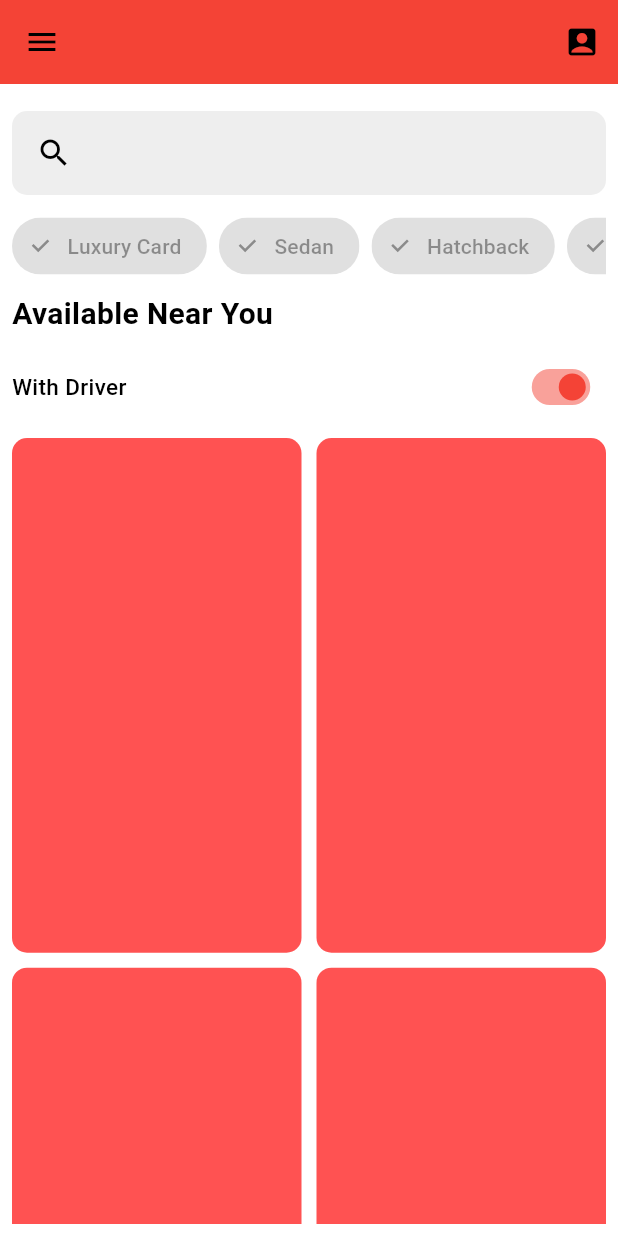
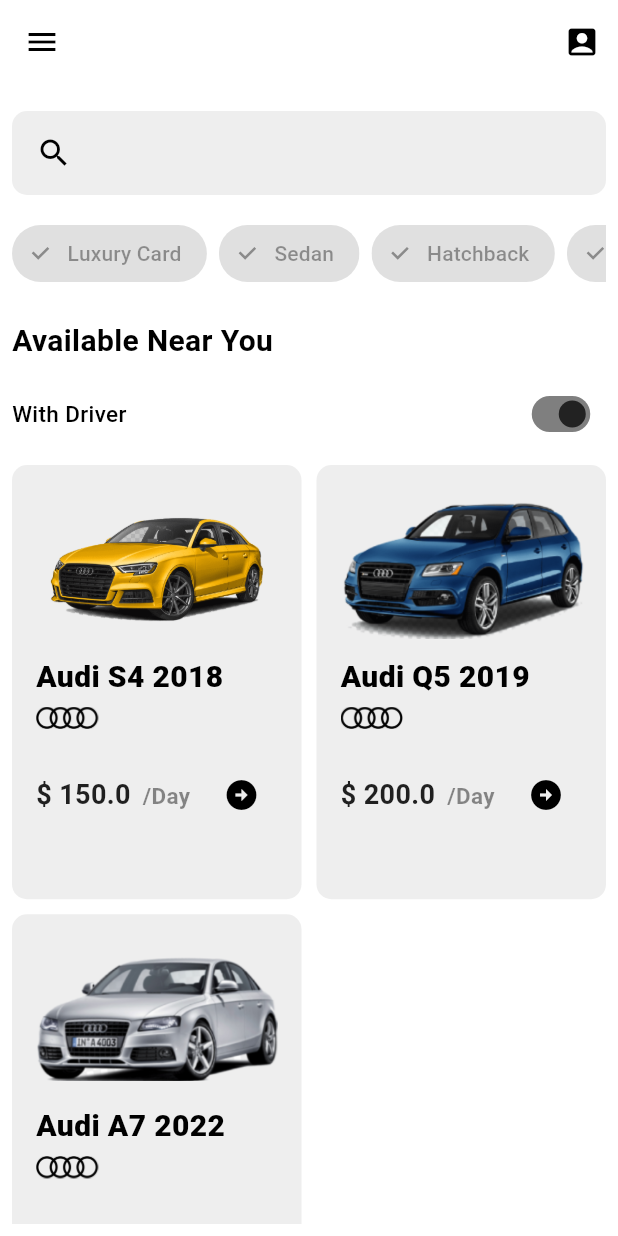
Before and after one commit to Yudhono/dummy-car-rent, a Flutter app: the screen it shows after launch, on a phone screen of 412 x 824 dp. Run offline on Flutter 3.47's test engine with Material 3 defaults, Android fonts, the phone set to English and light mode, and no system bars.

Commit message:
continue working on car cards

```diff
--- a/lib/app_view.dart
+++ b/lib/app_view.dart
@@ -1,5 +1,5 @@
 import 'package:flutter/material.dart';
-import 'package:myapp/home_screen.dart';
+import 'package:myapp/screen/home_screen.dart';
 
 class MyAppView extends StatelessWidget {
   const MyAppView({super.key});
--- /dev/null
+++ b/lib/data/carData.dart
@@ -0,0 +1,40 @@
+// data.dart
+class Car {
+  final String name;
+  final String imagePath;
+  final String logoPath;
+  final double price;
+  final String duration;
+
+  Car({
+    required this.name,
+    required this.imagePath,
+    required this.logoPath,
+    required this.price,
+    required this.duration,
+  });
+}
+
+List<Car> carData = [
+  Car(
+    name: 'Audi S4 2018',
+    imagePath: 'assets/audi-s4.png',
+    logoPath: 'assets/audi-logo.png',
+    price: 150,
+    duration: ' /Day',
+  ),
+  Car(
+    name: 'Audi Q5 2019',
+    imagePath: 'assets/audi-q5.png',
+    logoPath: 'assets/audi-logo.png',
+    price: 200,
+    duration: ' /Day',
+  ),
+  Car(
+    name: 'Audi A7 2022',
+    imagePath: 'assets/audi-a7.png',
+    logoPath: 'assets/audi-logo.png',
+    price: 250,
+    duration: ' /Day',
+  ),
+];
--- a/lib/home_screen.dart
+++ b/lib/screen/home_screen.dart
@@ -1,4 +1,6 @@
 import 'package:flutter/material.dart';
+
+import '../data/carData.dart';
 
 class HomeScreen extends StatefulWidget {
   const HomeScreen({super.key, required this.title});
@@ -88,7 +90,7 @@ class _MyHomePageState extends State<HomeScreen> {
             icon: const Icon(Icons.account_box_rounded),
           ),
         ],
-        backgroundColor: Colors.red,
+        backgroundColor: Theme.of(context).colorScheme.surface,
       ),
       body: Padding(
         padding: const EdgeInsets.all(8.0),
@@ -137,7 +139,7 @@ class _MyHomePageState extends State<HomeScreen> {
                   );
                 });
               }),
-              const SizedBox(height: 10),
+              const SizedBox(height: 15),
               SingleChildScrollView(
                 scrollDirection: Axis.horizontal,
                 child: Row(
@@ -178,7 +180,7 @@ class _MyHomePageState extends State<HomeScreen> {
                   ],
                 ),
               ),
-              const SizedBox(height: 7),
+              const SizedBox(height: 20),
               const Align(
                 alignment: Alignment.centerLeft,
                 child: Text(
@@ -204,7 +206,7 @@ class _MyHomePageState extends State<HomeScreen> {
                     scale: 0.75, // Adjust the scale factor as needed
                     child: Switch(
                       value: light,
-                      activeColor: Colors.red,
+                      activeColor: Colors.black87,
                       onChanged: (bool value) {
                         setState(() {
                           light = value;
@@ -217,17 +219,86 @@ class _MyHomePageState extends State<HomeScreen> {
               const SizedBox(height: 10),
               Expanded(
                 child: GridView.builder(
-                  itemCount: 8,
+                  itemCount: carData.length,
                   gridDelegate: const SliverGridDelegateWithFixedCrossAxisCount(
                       crossAxisCount: 2,
                       crossAxisSpacing: 10,
                       mainAxisSpacing: 10,
-                      childAspectRatio: 9 / 16),
+                      childAspectRatio: 4 / 6),
                   itemBuilder: (context, index) {
+                    final car = carData[index];
                     return Material(
-                      color: Colors.redAccent,
+                      color: Colors.grey.shade200,
                       shape: RoundedRectangleBorder(
                         borderRadius: BorderRadius.circular(10),
+                      ),
+                      child: Column(
+                        crossAxisAlignment: CrossAxisAlignment.start,
+                        children: [
+                          const SizedBox(height: 20),
+                          SizedBox(
+                            height: 100,
+                            width: double.infinity,
+                            child: Row(
+                              mainAxisAlignment: MainAxisAlignment.center,
+                              children: [
+                                Image.asset(
+                                  car.imagePath,
+                                  scale: 2.8,
+                                ),
+                              ],
+                            ),
+                          ),
+                          Padding(
+                            padding: const EdgeInsets.symmetric(
+                                horizontal: 16.0, vertical: 7.0),
+                            child: Column(
+                              crossAxisAlignment: CrossAxisAlignment.start,
+                              children: [
+                                // const SizedBox(height: 10),
+                                Text(
+                                  car.name,
+                                  style: const TextStyle(
+                                      color: Colors.black,
+                                      fontSize: 20,
+                                      fontWeight: FontWeight.w900),
+                                ),
+                                const SizedBox(height: 5),
+                                Image.asset(car.logoPath, scale: 12),
+                                const SizedBox(height: 20),
+                                Row(
+                                  mainAxisAlignment:
+                                      MainAxisAlignment.spaceBetween,
+                                  children: [
+                                    Row(
+                                      children: [
+                                        Text(
+                                          '\$ ${car.price}',
+                                          style: const TextStyle(
+                                              color: Colors.black87,
+                                              fontSize: 18,
+                                              fontWeight: FontWeight.w700),
+                                        ),
+                                        Text(
+                                          ' ${car.duration}',
+                                          style: const TextStyle(
+                                              color: Colors.black45,
+                                              fontSize: 15,
+                                              fontWeight: FontWeight.w600),
+                                        ),
+                                      ],
+                                    ),
+                                    IconButton(
+                                      onPressed: () {},
+                                      icon:
+                                          const Icon(Icons.arrow_circle_right),
+                                    ),
+                                  ],
+                                )
+                              ],
+                            ),
+                          ),
+                        ],
                       ),
                     );
                   },
```
Also changed, not shown: pubspec.yaml (+4 -7 lines), assets/audi-a7.png (added), assets/audi-logo.png (added), assets/audi-q5.png (added), assets/audi-s4.png (added).
